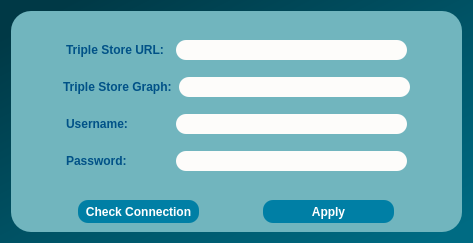
This is dialogs/ui/uploadrdfdialog.ui in sparqlunicorn/sparqlunicornGoesGIS as Qt 5 draws it before an edit. The edited form follows.
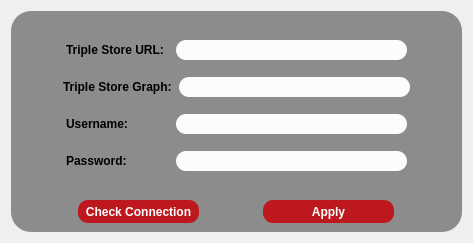
This is the edited form.

The edit to the form file:
```diff
--- a/dialogs/ui/uploadrdfdialog.ui
+++ b/dialogs/ui/uploadrdfdialog.ui
@@ -15,7 +15,8 @@
   </property>
   <property name="styleSheet">
    <string notr="true">QObject#UploadRDFDialog{
-background-color:qlineargradient(spread:pad, x1:0, y1:0, x2:1, y2:1, stop:0.0795455 rgba(0, 57, 70, 255), stop:0.5625 rgba(0, 85, 104, 255), stop:0.954545 rgba(0, 107, 131, 255));}
+	color: rgb(255, 255, 255);
+}
 </string>
   </property>
   <layout class="QGridLayout" name="gridLayout_3">
@@ -29,9 +30,10 @@
      </property>
      <property name="styleSheet">
       <string notr="true">QObject#frame{
-	background-color:qlineargradient(spread:pad, x1:0, y1:0, x2:1, y2:1, stop:0.0113636 rgba(113, 181, 190, 255));
+	background-color: rgb(140, 140, 140);
 	
-border-radius:20px;}
+Border-radius:20px;}
+
 
 
 
@@ -71,7 +73,7 @@
               </font>
              </property>
              <property name="styleSheet">
-              <string notr="true">color:rgb(0, 81, 135);</string>
+              <string notr="true">color:rgb(0, 0, 0);</string>
              </property>
              <property name="text">
               <string>Triple Store URL:</string>
@@ -126,7 +128,7 @@
               </font>
              </property>
              <property name="styleSheet">
-              <string notr="true">color:rgb(0, 81, 135);</string>
+              <string notr="true">color:rgb(0, 0, 0);</string>
              </property>
              <property name="text">
               <string>Triple Store Graph:</string>
@@ -182,7 +184,7 @@
               </font>
              </property>
              <property name="styleSheet">
-              <string notr="true">color:rgb(0, 81, 135);</string>
+              <string notr="true">color:rgb(0, 0, 0);</string>
              </property>
              <property name="text">
               <string>Username:</string>
@@ -238,7 +240,7 @@
               </font>
              </property>
              <property name="styleSheet">
-              <string notr="true">color:rgb(0, 81, 135);</string>
+              <string notr="true">color:rgb(0, 0, 0);</string>
              </property>
              <property name="text">
               <string>Password:</string>
@@ -300,9 +302,10 @@
            <cursorShape>PointingHandCursor</cursorShape>
           </property>
           <property name="styleSheet">
-           <string notr="true">background-color:rgb(0, 127, 165);
+           <string notr="true">background-color:rgb(189, 24, 29);
 border-radius:10px;
-color: rgb(255, 255, 255);</string>
+color: rgb(255, 255, 255);
+</string>
           </property>
           <property name="text">
            <string>Check Connection</string>
@@ -334,9 +337,10 @@
            <cursorShape>PointingHandCursor</cursorShape>
           </property>
           <property name="styleSheet">
-           <string notr="true">background-color:rgb(0, 127, 165);
+           <string notr="true">background-color:rgb(189, 24, 29);
 border-radius:10px;
-color: rgb(255, 255, 255);</string>
+color: rgb(255, 255, 255);
+</string>
           </property>
           <property name="text">
            <string>Apply</string>
```
